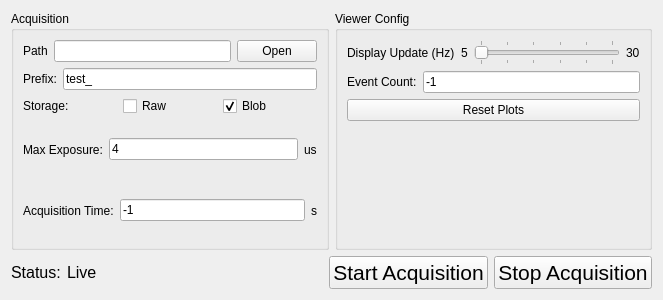
Old version of the form tools/pymepixdaq/panels/ui/daqconfig.ui in the repository CFEL-CMI/pymepix.
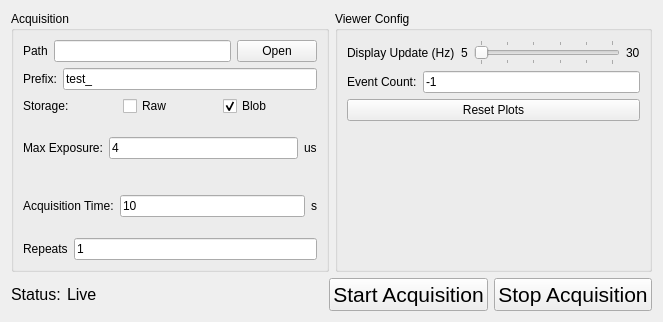
New version of the form.

Commit message: Added repeating timer

The edit to the form file:
```diff
--- a/tools/pymepixdaq/panels/ui/daqconfig.ui
+++ b/tools/pymepixdaq/panels/ui/daqconfig.ui
@@ -7,7 +7,7 @@
     <x>0</x>
     <y>0</y>
     <width>663</width>
-    <height>300</height>
+    <height>322</height>
    </rect>
   </property>
   <property name="windowTitle">
@@ -130,7 +130,7 @@
           <item>
            <widget class="QLineEdit" name="acq_time">
             <property name="text">
-             <string>-1</string>
+             <string>10</string>
             </property>
            </widget>
           </item>
@@ -143,6 +143,24 @@
           </item>
          </layout>
         </item>
+        <item>
+         <layout class="QHBoxLayout" name="horizontalLayout_11">
+          <item>
+           <widget class="QLabel" name="label_13">
+            <property name="text">
+             <string>Repeats</string>
+            </property>
+           </widget>
+          </item>
+          <item>
+           <widget class="QLineEdit" name="repeat_value">
+            <property name="text">
+             <string>1</string>
+            </property>
+           </widget>
+          </item>
+         </layout>
+        </item>
        </layout>
       </widget>
      </item>
```
The commit also changes 2 other files.
